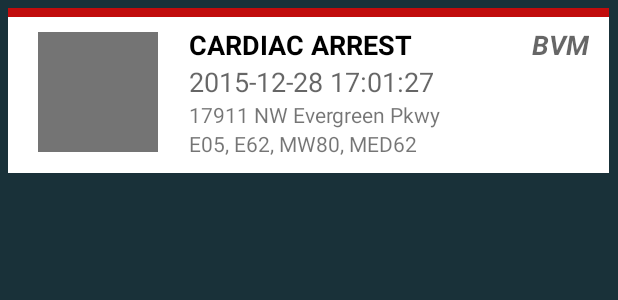
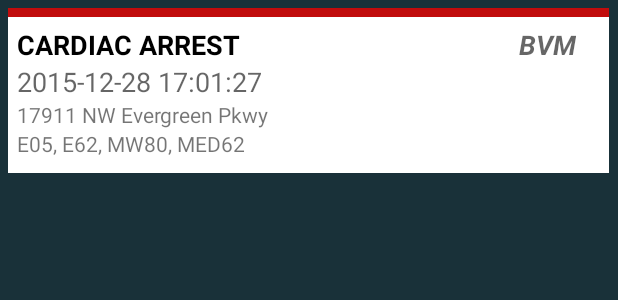
Before and after one commit to Brandantl/Oregon-9-1-1-Mobile, an Android app: the layout custom_call_list_row.xml on its own in the app's theme, with its tools: preview values and no code run, on a phone screen of 412 x 824 dp. Shown: the top 300 px of the screen. Run offline under Robolectric (Android 15) with nearby library versions, the phone set to English and light mode, and no system bars.

Commit message:
Design change

```diff
--- a/Oregon9-1-1/app/src/main/java/net/oregon91/cad/oregon9_1_1/CallListAdapter.java
+++ b/Oregon9-1-1/app/src/main/java/net/oregon91/cad/oregon9_1_1/CallListAdapter.java
@@ -46,7 +46,6 @@ public class CallListAdapter extends ArrayAdapter<Incident> {
         TextView text_timedate = (TextView) customView.findViewById(R.id.call_timedate);
         TextView text_unitlist = (TextView) customView.findViewById(R.id.call_unitlist);
 
-        ImageView call_image = (ImageView) customView.findViewById(R.id.call_image);
         LinearLayout  call_banner = (LinearLayout) customView.findViewById(R.id.call_banner);
 
         text_callSum.setText(single_callSum);
--- a/Oregon9-1-1/app/src/main/res/layout/activity_main.xml
+++ b/Oregon9-1-1/app/src/main/res/layout/activity_main.xml
@@ -18,5 +18,6 @@
             android:id="@+id/CallListView"
             android:smoothScrollbar="false"
             android:fillViewport="true"/>
+
     </FrameLayout>
 </RelativeLayout>
--- a/Oregon9-1-1/app/src/main/res/layout/custom_call_list_row.xml
+++ b/Oregon9-1-1/app/src/main/res/layout/custom_call_list_row.xml
@@ -39,25 +39,21 @@
 
                 <LinearLayout
                     android:orientation="vertical"
-                    android:layout_width="fill_parent"
-                    android:layout_height="fill_parent"
-                    android:padding="10dp"
-                    android:layout_weight="0.35">
+                    android:layout_width="match_parent"
+                    android:layout_height="match_parent">
 
-                    <ImageView
-                        android:layout_width="80dp"
-                        android:layout_height="80dp"
-                        android:id="@+id/call_image"
-                        android:layout_gravity="center"
-                        android:background="#747474" />
-                </LinearLayout>
+                    <LinearLayout
+                        android:orientation="horizontal"
+                        android:layout_width="match_parent"
+                        android:layout_height="wrap_content">
 
                         <LinearLayout
                             android:orientation="vertical"
                             android:layout_width="fill_parent"
-                    android:layout_height="fill_parent"
+                            android:layout_height="wrap_content"
                             android:paddingTop="6dp"
-                    android:layout_weight="0.23">
+                            android:layout_weight="0.1"
+                            android:paddingLeft="6dp">
 
                             <TextView
                                 android:layout_width="wrap_content"
@@ -75,6 +71,33 @@
                                 android:id="@+id/call_timedate"
                                 android:text="2015-12-28 17:01:27" />
 
+                        </LinearLayout>
+
+                        <LinearLayout
+                            android:orientation="vertical"
+                            android:layout_width="fill_parent"
+                            android:layout_height="wrap_content"
+                            android:paddingTop="6dp"
+                            android:layout_weight="0.419">
+
+                            <TextView
+                                android:layout_width="wrap_content"
+                                android:layout_height="wrap_content"
+                                android:textAppearance="?android:attr/textAppearanceMedium"
+                                android:text="BVM"
+                                android:id="@+id/call_station"
+                                android:layout_gravity="center_horizontal"
+                                android:textStyle="bold|italic"
+                                android:paddingRight="5dp" />
+                        </LinearLayout>
+                    </LinearLayout>
+
+                    <LinearLayout
+                        android:orientation="vertical"
+                        android:layout_width="fill_parent"
+                        android:layout_height="fill_parent"
+                        android:paddingLeft="6dp">
+
                         <TextView
                             android:layout_width="wrap_content"
                             android:layout_height="wrap_content"
@@ -88,29 +111,12 @@
                             android:textAppearance="?android:attr/textAppearanceSmall"
                             android:id="@+id/call_unitlist"
                             android:text="E05, E62, MW80, MED62" />
-
+                    </LinearLayout>
                 </LinearLayout>
 
-                <LinearLayout
-                    android:orientation="vertical"
-                    android:layout_width="fill_parent"
-                    android:layout_height="fill_parent"
-                    android:paddingTop="6dp"
-                    android:layout_weight="0.415">
-
-                    <TextView
-                        android:layout_width="wrap_content"
-                        android:layout_height="wrap_content"
-                        android:textAppearance="?android:attr/textAppearanceMedium"
-                        android:text="BVM"
-                        android:id="@+id/call_station"
-                        android:layout_gravity="center_horizontal"
-                        android:textStyle="bold|italic"
-                        android:paddingRight="5dp" />
             </LinearLayout>
 
         </LinearLayout>
     </LinearLayout>
-    </LinearLayout>
 
 </LinearLayout>
```
Lines whose indentation alone changed are shown as unchanged.
